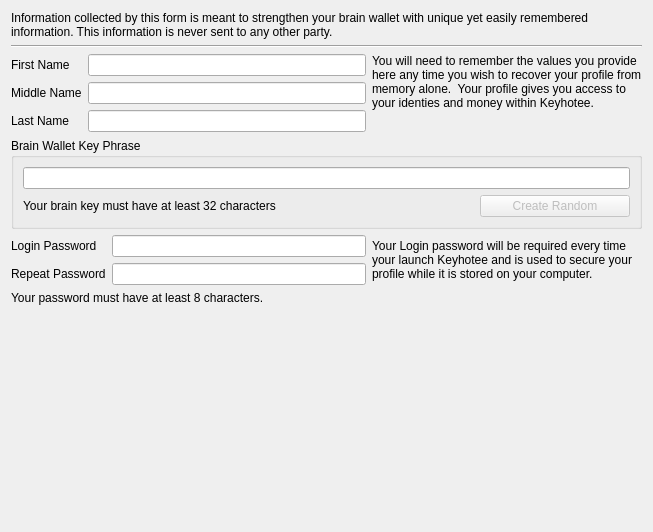
The window that profile_wizard/ProfileEditPage.ui (InvictusInnovations/keyhotee) describes before a commit, drawn with Qt 5.
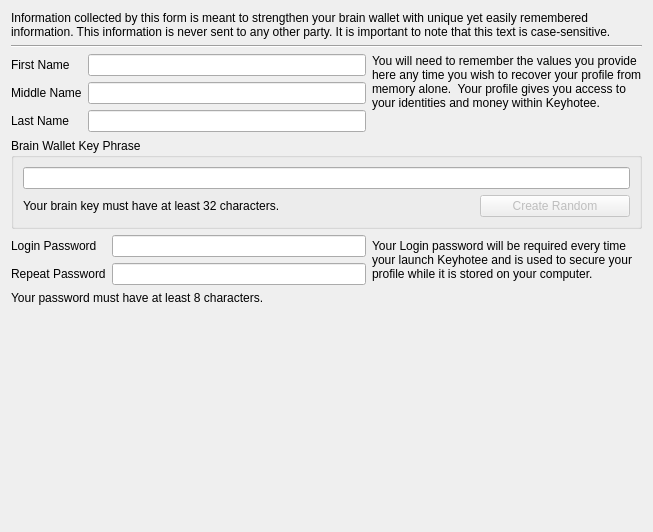
The same window after the commit.

Commit message: Clean up typos and note case-sensitivity of profile creation information.

The edit to the form file:
```diff
--- a/profile_wizard/ProfileEditPage.ui
+++ b/profile_wizard/ProfileEditPage.ui
@@ -17,7 +17,7 @@
    <item row="0" column="0" colspan="2">
     <widget class="QLabel" name="label">
      <property name="text">
-      <string>Information collected by this form is meant to strengthen your brain wallet with unique yet easily remembered information. This information is never sent to any other party.  </string>
+      <string>Information collected by this form is meant to strengthen your brain wallet with unique yet easily remembered information. This information is never sent to any other party. It is important to note that this text is case-sensitive.</string>
      </property>
      <property name="wordWrap">
       <bool>true</bool>
@@ -92,7 +92,7 @@
    <item row="2" column="1">
     <widget class="QLabel" name="label_7">
      <property name="text">
-      <string>You will need to remember the values you provide here any time you wish to recover your profile from memory alone.  Your profile gives you access to your identies and money within Keyhotee.</string>
+      <string>You will need to remember the values you provide here any time you wish to recover your profile from memory alone.  Your profile gives you access to your identities and money within Keyhotee.</string>
      </property>
      <property name="alignment">
       <set>Qt::AlignLeading|Qt::AlignLeft|Qt::AlignTop</set>
@@ -130,7 +130,7 @@
       <item row="1" column="0">
        <widget class="QLabel" name="brainkey_warning">
         <property name="text">
-         <string>Your brain key must have at least 32 characters</string>
+         <string>Your brain key must have at least 32 characters.</string>
         </property>
         <property name="wordWrap">
          <bool>true</bool>
```
